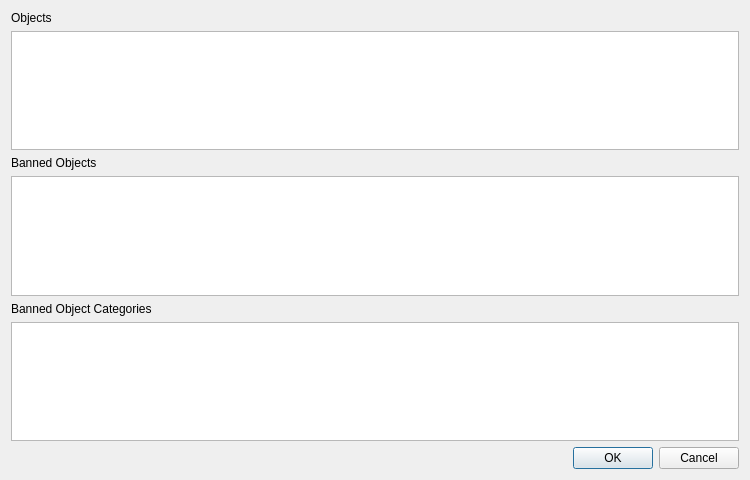
Above: mapeditor/templateeditor/objectselector.ui from vcmi/vcmi before the change. Below: the same form after it.
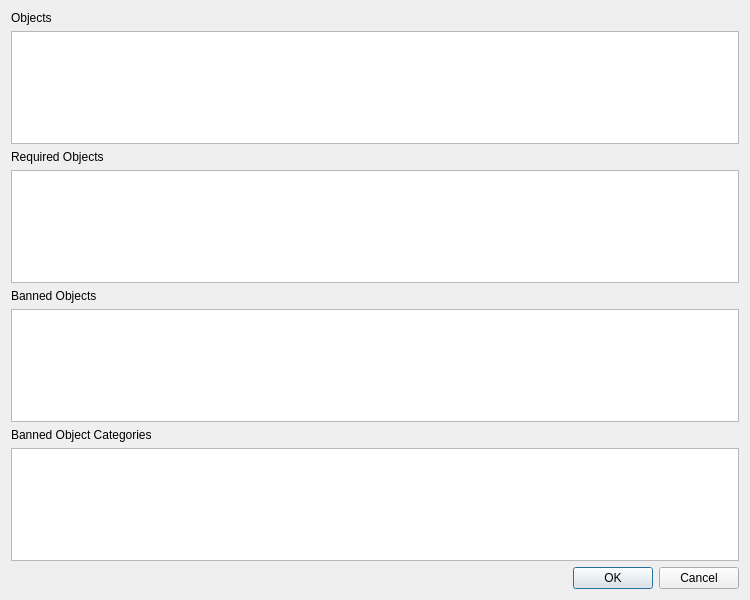
That is the form after the change.

Commit message:
add requiredObjects to customObjects rmg zone configuration
- add requiredObjects to customObjects
- add requiredObjects functionality to template editor
- add capability to specify guard info
- add documentation
- extend template schema
- extend serialization

What changed in the file:
```diff
--- a/mapeditor/templateeditor/objectselector.ui
+++ b/mapeditor/templateeditor/objectselector.ui
@@ -7,7 +7,7 @@
     <x>0</x>
     <y>0</y>
     <width>750</width>
-    <height>480</height>
+    <height>600</height>
    </rect>
   </property>
   <property name="windowTitle">
@@ -24,6 +24,16 @@
    <item>
     <widget class="QTableWidget" name="tableWidgetObjects"/>
    </item>
+  <item>
+   <widget class="QLabel" name="labelRequiredObjects">
+    <property name="text">
+      <string>Required Objects</string>
+    </property>
+   </widget>
+  </item>
+  <item>
+   <widget class="QTableWidget" name="tableWidgetRequiredObjects"/>
+  </item>
    <item>
     <widget class="QLabel" name="labelBannedObjects">
      <property name="text">
```
The commit also changes 13 other files.
